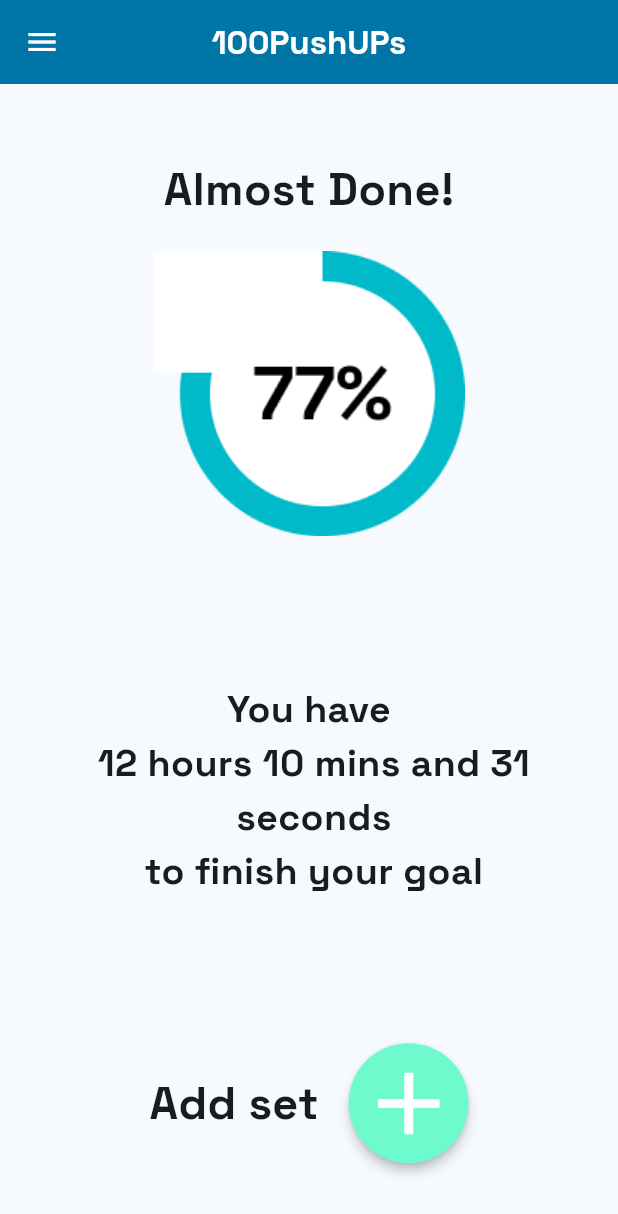
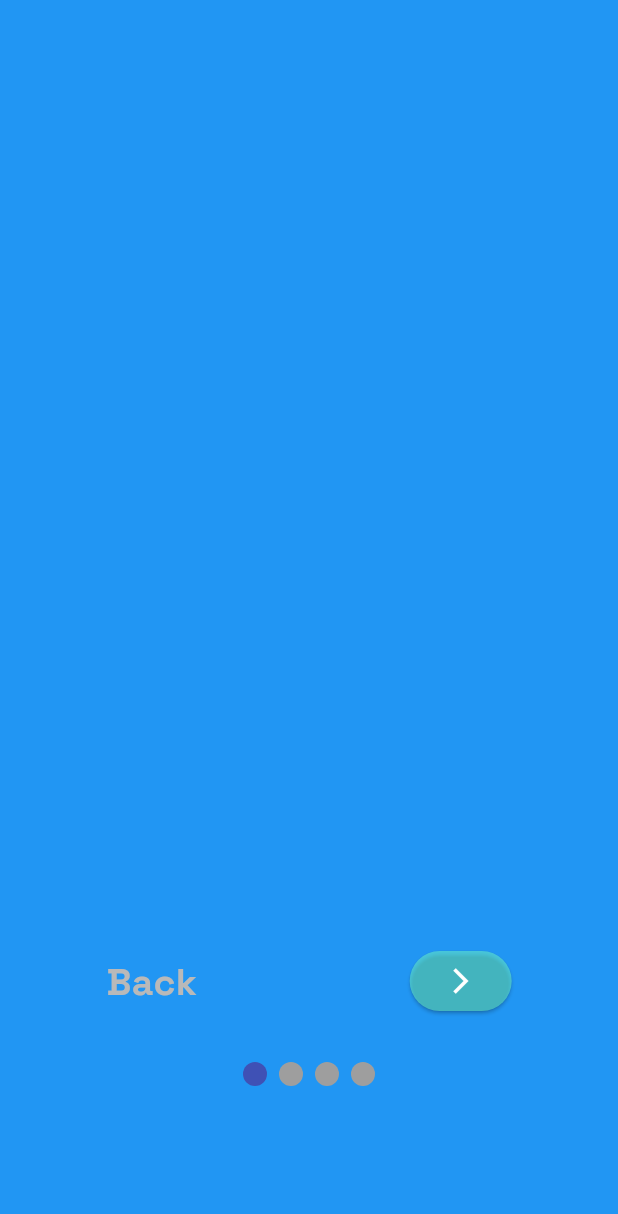
Before and after one commit to GhodbaneYoucefIslam/one_hundred_push_ups, a Flutter app: the screen it shows after launch, on a phone screen of 412 x 824 dp. Shown: the top 1214 px of the screen. Run offline on Flutter 3.47's test engine with Material 3 defaults, Android fonts, the phone set to English and light mode, and no system bars; drawn by our look-alikes of smooth_page_indicator; our stand-ins replace shared_preferences.

Commit message:
Onboarding screen initial set up

```diff
--- a/lib/main.dart
+++ b/lib/main.dart
@@ -1,19 +1,19 @@
 import 'package:flutter/material.dart';
-import 'package:one_hundred_push_ups/screens/HomePage.dart';
-import 'package:one_hundred_push_ups/screens/LeaderboardPage.dart';
-import 'package:one_hundred_push_ups/screens/MyGoalsPage.dart';
-import 'package:one_hundred_push_ups/screens/SettingsPage.dart';
-import 'package:one_hundred_push_ups/widgets/SideMenu.dart';
-import 'package:one_hundred_push_ups/widgets/SideMenuItem.dart';
+import 'package:one_hundred_push_ups/screens/OnboardingScreen.dart';
+import 'package:shared_preferences/shared_preferences.dart';
 import 'utils/constants.dart';
-import 'package:one_hundred_push_ups/utils/MenuEntry.dart';
+import "AppHome.dart";
 
-void main() {
-  runApp(const MyApp());
+void main() async {
+  WidgetsFlutterBinding.ensureInitialized();
+  final myPrefs = await SharedPreferences.getInstance();
+  final  isFirstUse = myPrefs.getBool(showOnboarding)?? true;
+  runApp(MyApp(isFirstUse: true));
 }
 
 class MyApp extends StatelessWidget {
-  const MyApp({super.key});
+  final bool isFirstUse;
+  const MyApp({super.key, required this.isFirstUse});
 
   // This widget is the root of your application.
   @override
@@ -26,170 +26,7 @@ class MyApp extends StatelessWidget {
         useMaterial3: true,
         fontFamily: "SpaceGrotesk",
       ),
-      home: const MyHomePage(title: '100PushUPs'),
+      home: isFirstUse? const OnboardingScreen() : const AppHome(title: "100PushUPs"),
     );
   }
 }
-
-class MyHomePage extends StatefulWidget {
-  const MyHomePage({super.key, required this.title});
-  final String title;
-
-  @override
-  State<MyHomePage> createState() => _MyHomePageState();
-}
-
-class _MyHomePageState extends State<MyHomePage> {
-  late MenuEntry currentPage;
-  late Widget body;
-  bool isDarkMode = false;
-  @override
-  void initState() {
-    super.initState();
-    currentPage = MenuEntry.home;
-    body = const HomePage();
-  }
-
-  @override
-  Widget build(BuildContext context) {
-    return Scaffold(
-      appBar: AppBar(
-        backgroundColor: lightBlue,
-        centerTitle: true,
-        iconTheme: const IconThemeData(color: Colors.white),
-        title: Text(widget.title,
-            style: const TextStyle(
-                color: Colors.white, fontWeight: FontWeight.bold)),
-      ),
-      drawer: SideMenu(
-        accountEmail: "",
-        accountName: "Ghodbane Youcef Islam",
-        avatar: const Text(
-          "IG",
-          style: TextStyle(fontSize: 20),
-        ),
-        menuEntries: [
-          SideMenuItem(
-            id: 1,
-            title: "Home",
-            icon: Icons.home_filled,
-            selected: currentPage == MenuEntry.home ? true : false,
-            onTap: () {
-              Navigator.pop(context);
-              setState(() {
-                currentPage = MenuEntry.home;
-                body = const HomePage();
-              });
-            },
-          ),
-          SideMenuItem(
-            id: 2,
-            title: "My goal",
-            icon: Icons.query_stats,
-            selected: currentPage == MenuEntry.goal ? true : false,
-            onTap: () {
-              Navigator.pop(context);
-              setState(() {
-                currentPage = MenuEntry.goal;
-                body = const MyGoalsPage();
-              });
-            },
-          ),
-          SideMenuItem(
-              id: 3,
-              title: "Leaderboard",
-              icon: Icons.leaderboard,
-              selected: currentPage == MenuEntry.leaderboard ? true : false,
-              onTap: () {
-                Navigator.pop(context);
-                setState(() {
-                  currentPage = MenuEntry.leaderboard;
-                  body = const LeaderboardPage();
-                });
-              }),
-          SideMenuItem(
-              id: 4,
-              title: "Settings",
-              icon: Icons.settings,
-              selected: currentPage == MenuEntry.settings ? true : false,
-              onTap: () {
-                Navigator.pop(context);
-                setState(() {
-                  currentPage = MenuEntry.settings;
-                  body = const SettingsPage();
-                });
-              }),
-        ],
-        optionWidgets: [
-          Row(
-            mainAxisAlignment: MainAxisAlignment.spaceEvenly,
-            children: [
-              const Row(
-                children: [
-                  Padding(
-                    padding: EdgeInsets.only(right: 7),
-                    child: Icon(
-                      Icons.sunny,
-                      size: 20,
-                    ),
-                  ),
-                  Text("Light\nmode",
-                      style:
-                          TextStyle(fontSize: 13, fontWeight: FontWeight.bold))
-                ],
-              ),
-              Switch(
-                  value: isDarkMode,
-                  onChanged: (value) {
-                    setState(() {
-                      isDarkMode = !isDarkMode;
-                    });
-                  }),
-              const Row(
-                children: [
-                  Icon(
-                    Icons.dark_mode,
-                    size: 20,
-                  ),
-                  Padding(
-                    padding: EdgeInsets.only(left: 7),
-                    child: Text("Night\nmode",
-                        style: TextStyle(
-                            fontSize: 13, fontWeight: FontWeight.bold)),
-                  )
-                ],
-              ),
-            ],
-          ),
-          const SizedBox(
-            height: 10,
-          ),
-          ElevatedButton.icon(
-              onPressed: () {},
-              icon: const Icon(Icons.logout, size: 20),
-              label: const Text("Lougout", style: TextStyle(fontSize: 16)),
-              style: ButtonStyle(
-                fixedSize: MaterialStateProperty.all(
-                  const Size(
-                    190,
-                    40,
-                  ),
-                ),
-                foregroundColor: MaterialStateProperty.all(Colors.black),
-                backgroundColor:
-                    MaterialStateProperty.all(grey.withOpacity(0.2)),
-                shape: MaterialStateProperty.all<RoundedRectangleBorder>(
-                  RoundedRectangleBorder(
-                    borderRadius: BorderRadius.circular(10),
-                  ),
-                ),
-              )),
-          const SizedBox(
-            height: 20,
-          )
-        ],
-      ),
-      body: body,
-    );
-  }
-}
--- /dev/null
+++ b/lib/screens/OnboardingScreen.dart
@@ -0,0 +1,124 @@
+import "package:flutter/material.dart";
+import "package:one_hundred_push_ups/AppHome.dart";
+import "package:one_hundred_push_ups/utils/constants.dart";
+import "package:shared_preferences/shared_preferences.dart";
+import "package:smooth_page_indicator/smooth_page_indicator.dart";
+
+class OnboardingScreen extends StatefulWidget {
+  const OnboardingScreen({super.key});
+
+  @override
+  State<OnboardingScreen> createState() => _OnboardingScreenState();
+}
+
+class _OnboardingScreenState extends State<OnboardingScreen> {
+  PageController _controller = PageController();
+  int currentPage = 0;
+  @override
+  Widget build(BuildContext context) {
+    return Scaffold(
+      body: Stack(children: [
+        PageView(
+          onPageChanged: (index) {
+            setState(() {
+              currentPage = index;
+            });
+          },
+          controller: _controller,
+          children: [
+            Container(
+              color: Colors.blue,
+            ),
+            Container(
+              color: Colors.yellow,
+            ),
+            Container(
+              color: Colors.red,
+            ),
+            Container(
+              color: Colors.green,
+            ),
+          ],
+        ),
+        Padding(
+          padding: const EdgeInsets.only(bottom: 100),
+          child: Column(
+            mainAxisAlignment: MainAxisAlignment.end,
+            children: [
+              Row(
+                mainAxisAlignment: MainAxisAlignment.spaceAround,
+                children: [
+                  GestureDetector(
+                    child: Text(
+                      currentPage == 3 ? "Maybe later" : "Back",
+                      style: TextStyle(
+                          fontWeight: FontWeight.bold,
+                          fontSize: 25,
+                          color: currentPage == 0 ? grey : Colors.black),
+                    ),
+                    onTap: () async {
+                      if (currentPage < 3) {
+                        _controller.previousPage(
+                            duration: Duration(microseconds: 500),
+                            curve: Curves.easeIn);
+                      } else {
+                        final myPrefs = await SharedPreferences.getInstance();
+                        myPrefs.setBool(showOnboarding, false);
+                        Navigator.pushReplacement(
+                            context,
+                            MaterialPageRoute(
+                              builder: (BuildContext context) =>
+                                  AppHome(title: "100PushUPs"),
+                            ));
+                      }
+                    },
+                  ),
+                  ElevatedButton(
+                    onPressed: () async {
+                      if (currentPage < 3) {
+                        _controller.nextPage(
+                            duration: Duration(microseconds: 500),
+                            curve: Curves.easeIn);
+                      } else {
+                        final myPrefs = await SharedPreferences.getInstance();
+                        myPrefs.setBool(showOnboarding, false);
+                        Navigator.pushReplacement(
+                            context,
+                            MaterialPageRoute(
+                              builder: (BuildContext context) =>
+                                  AppHome(title: "100PushUPs"),
+                            ));
+                      }
+                    },
+                    style: ButtonStyle(
+                        backgroundColor: MaterialStateProperty.all(
+                            greenBlue.withOpacity(0.5))),
+                    child: currentPage <= 2
+                        ? Icon(
+                            Icons.arrow_forward_ios,
+                            size: 20,
+                            color: Colors.white,
+                          )
+                        : Text(
+                            "Yes!",
+                            style: TextStyle(
+                                fontSize: 17, fontWeight: FontWeight.bold),
+                          ),
+                  )
+                ],
+              ),
+              SizedBox(
+                height: 30,
+              ),
+              SmoothPageIndicator(
+                  controller: _controller,
+                  count: 4,
+                onDotClicked: (index)=>_controller.animateToPage(index, duration: Duration(microseconds: 500), curve: Curves.easeIn),
+              ),
+            ],
+          ),
+        )
+      ]),
+    );
+  }
+}
--- a/lib/utils/constants.dart
+++ b/lib/utils/constants.dart
@@ -5,3 +5,5 @@ Color lightBlue = const Color(0xFF0075A6);
 Color turquoiseBlue = const Color(0xFF00B9C9);
 Color greenBlue = const Color(0xFF6EFACC);
 Color grey = const Color(0xFFB9B9B9);
+
+const String showOnboarding = "showOnboarding";
--- a/pubspec.yaml
+++ b/pubspec.yaml
@@ -35,6 +35,8 @@ dependencies:
   # The following adds the Cupertino Icons font to your application.
   # Use with the CupertinoIcons class for iOS style icons.
   cupertino_icons: ^1.0.2
+  smooth_page_indicator: ^1.1.0
+  shared_preferences: ^2.2.2
 
 dev_dependencies:
   flutter_test:
```
Also changed, not shown: lib/AppHome.dart (added, +172 -0 lines), pubspec.lock, 2 other files.
